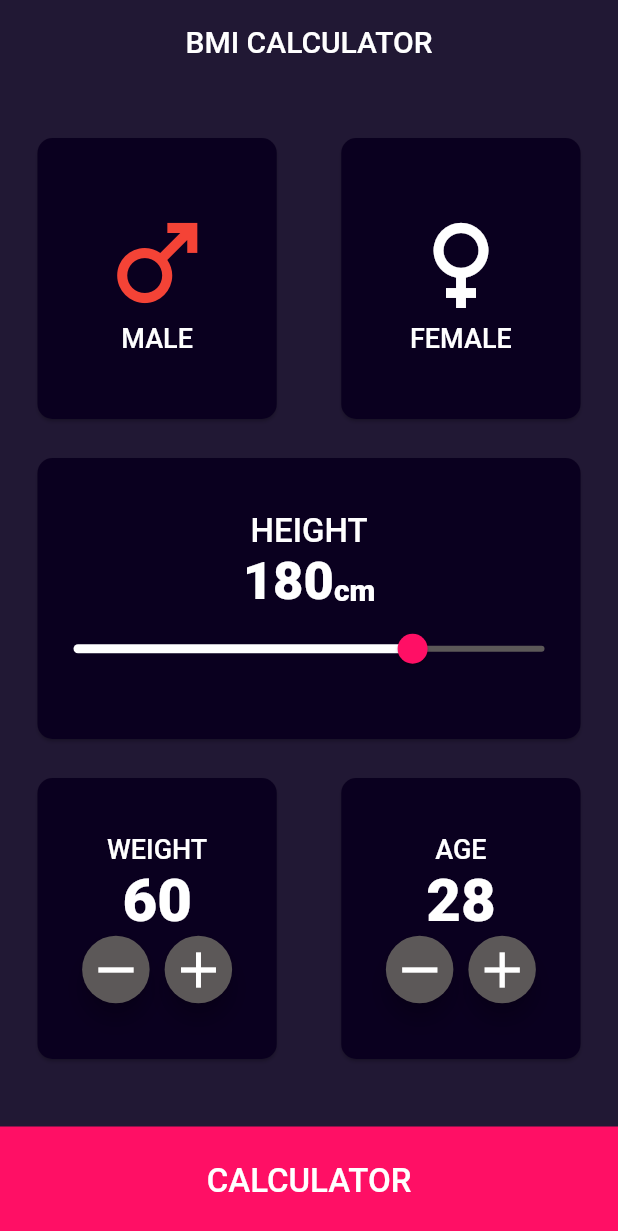
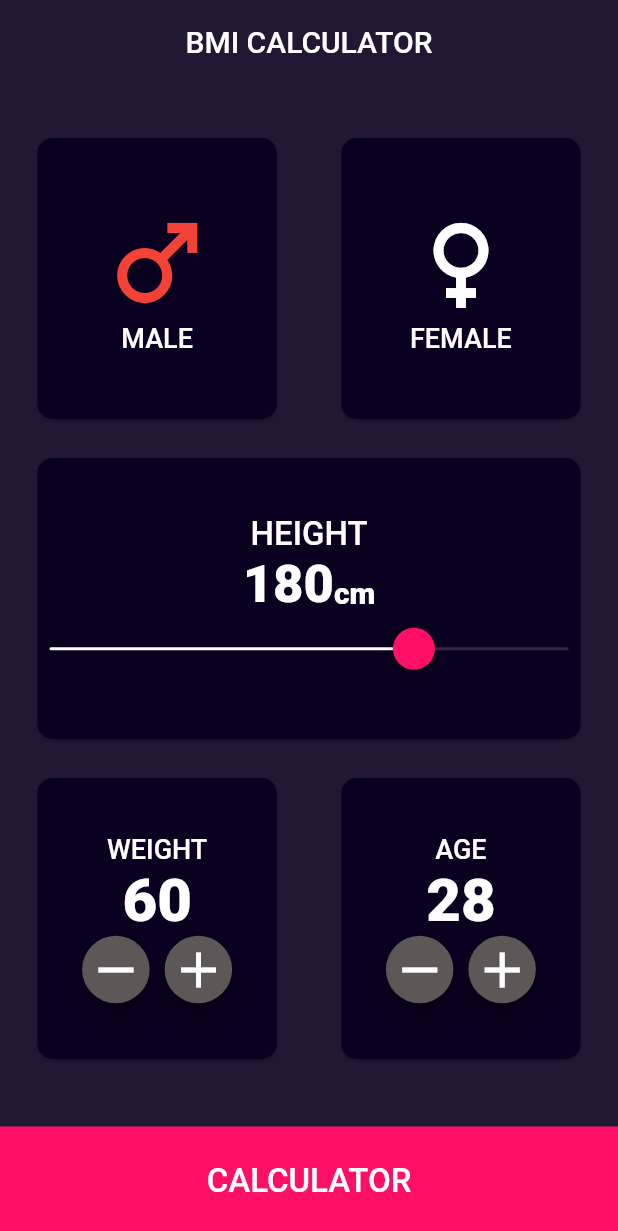
Before and after one commit to Beksultan133/SABAKTAR, a Flutter app: the screen it shows after launch, on a phone screen of 412 x 824 dp. Shown: the top 1231 px of the screen. Run offline on Flutter 3.47's test engine with Material 2 defaults, Android fonts, the light colour scheme and no system bars; our stand-ins replace audioplayers.

Commit message:
logicagg

```diff
--- a/sabak14_bmi_logica/lib/components/height.dart
+++ b/sabak14_bmi_logica/lib/components/height.dart
@@ -1,18 +1,30 @@
-import 'package:flutter/material.dart';
+
+
+import 'package:flutter/cupertino.dart';
+
 import 'package:sabak14_bmi_logica/theme/app_colors.dart';
 import 'package:sabak14_bmi_logica/theme/app_text_style.dart';
 
 class Height extends StatelessWidget {
-  const Height({
+  const Height( {
     super.key,
     required this.text1,
     required this.text2,
     required this.text3,
-  });
+
+
+  }) ;
+
+
+
 
   final String text1;
   final String text2;
   final String text3;
+
+
+
+
 
   @override
   Widget build(BuildContext context) {
@@ -35,18 +47,19 @@ class Height extends StatelessWidget {
         ),
       SizedBox(
      width: 400,
-       child: Slider  (
+       child: CupertinoSlider  (
         value: 180,
           min: 0,
            max: 250,
            activeColor: AppColors.whiteColor,
-             inactiveColor: AppColors.greyColor,
+
              thumbColor: AppColors.pinkColor,
-            onChanged: (value){
-          }
+             onChanged: ( value) {
+
+          },
         ),
-      )
-     ],
+       )
+      ],
     );
   }
 }
--- a/sabak14_bmi_logica/lib/components/weight_age.dart
+++ b/sabak14_bmi_logica/lib/components/weight_age.dart
@@ -21,8 +21,8 @@ class WeightAge extends StatelessWidget {
        Text(san,style:
         AppTextStyle.santextstyle,
     ),
-    Row(mainAxisAlignment: MainAxisAlignment.center,
-      children:const [
+    const Row(mainAxisAlignment: MainAxisAlignment.center,
+      children:[
     CilcularButton(icon: Icons.remove,),
        SizedBox(width: 10,) ,
     CilcularButton(icon: Icons.add,),
--- a/sabak14_bmi_logica/lib/home_Page.dart
+++ b/sabak14_bmi_logica/lib/home_Page.dart
@@ -14,6 +14,8 @@ class MyHomePage extends StatefulWidget {
 }
  class _MyHomePageState extends State<MyHomePage> {
    bool isTrue = true;
+
+
   @override
   Widget build(BuildContext context) {
      return  Scaffold(
@@ -68,14 +70,17 @@ class MyHomePage extends StatefulWidget {
              ),
            ),
             const SizedBox(height: 18,),
-           Expanded(
+           const Expanded(
              child: Row(
-               children: const  [
+               children: [
                StatusCart(
                  child: Height(
                   text1:AppText.height,
-                   text2: '180',
-                    text3: 'cm'
+
+                   text2:'180',
+                    text3: 'cm',
+
+
                  ),
                ),
 
@@ -83,9 +88,9 @@ class MyHomePage extends StatefulWidget {
              ),
            ),
            const SizedBox(height: 18,),
-           Expanded(
+           const Expanded(
              child: Row(
-               children: const [
+               children: [
            StatusCart(
              child: WeightAge(
                     text:AppText.weight,
```
Also changed, not shown: sabak14_bmi_logica/pubspec.lock, 1 other file.
